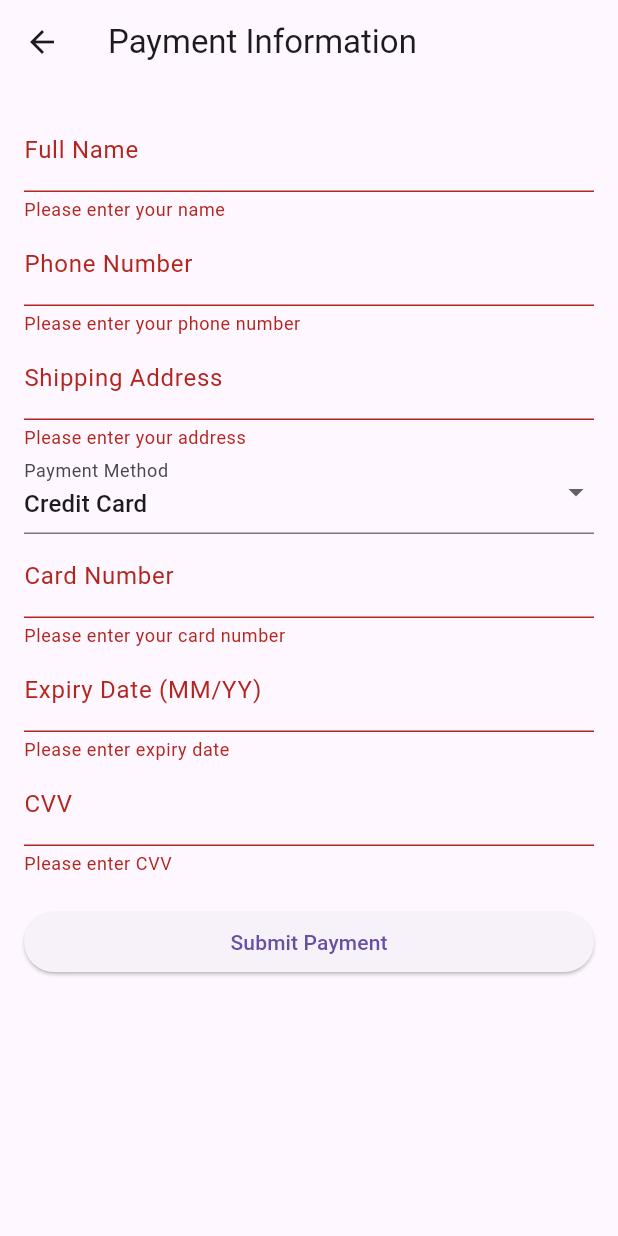
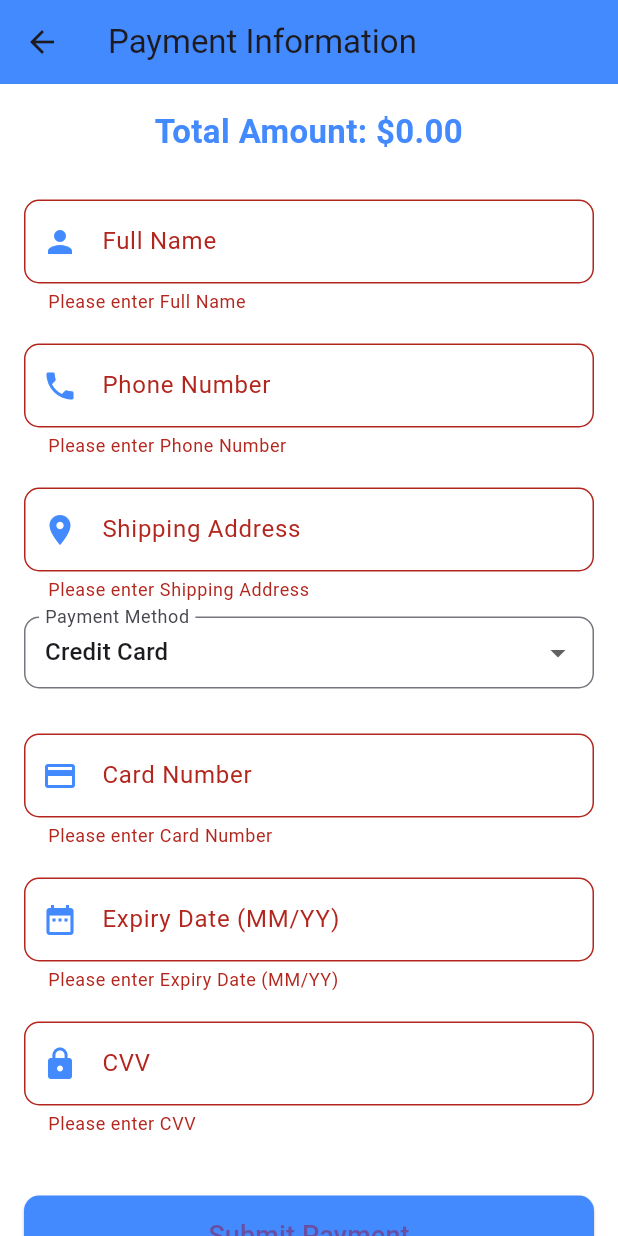
Before and after one commit to Zwl112512/asm2, a Flutter app: the PaymentPage screen opened directly with empty values, after a tap on "Submit Payment", on a phone screen of 412 x 824 dp. Run offline on Flutter 3.47's test engine with Material 3 defaults, Android fonts, the phone set to English and light mode, and no system bars; our stand-ins replace cloud_firestore, convex_bottom_bar, dash_chat_2, firebase_auth, firebase_core, firebase_storage and 3 more; missing offline and left inert: chat_gpt_sdk; accounts and stored records are empty.

Commit message:
Update payment_page.dart

```diff
--- a/lib/screens/payment_page.dart
+++ b/lib/screens/payment_page.dart
@@ -24,7 +24,6 @@ class _PaymentPageState extends State<PaymentPage> {
   Future<void> _submitPayment() async {
     if (_formKey.currentState!.validate()) {
       try {
-        // 准备付款信息
         final paymentInfo = {
           "name": _nameController.text,
           "phone": _phoneController.text,
@@ -37,18 +36,15 @@ class _PaymentPageState extends State<PaymentPage> {
           }
         };
 
-        // 更新 Firestore 中的订单
         await FirebaseFirestore.instance.collection('orders').doc(widget.orderId).update({
           "status": "Completed",
           "paymentInfo": paymentInfo,
         });
 
-        // 显示成功提示
         ScaffoldMessenger.of(context).showSnackBar(
           const SnackBar(content: Text('Payment successful! Order marked as Completed.')),
         );
 
-        // 返回到订单列表页面
         Navigator.pop(context);
       } catch (e) {
         ScaffoldMessenger.of(context).showSnackBar(
@@ -61,30 +57,47 @@ class _PaymentPageState extends State<PaymentPage> {
   @override
   Widget build(BuildContext context) {
     return Scaffold(
-      appBar: AppBar(title: const Text('Payment Information')),
-      body: Form(
+      appBar: AppBar(
+        title: const Text('Payment Information'),
+        backgroundColor: Colors.blueAccent,
+        elevation: 0,
+      ),
+      body: Container(
+        color: Colors.white,
+        child: Form(
           key: _formKey,
           child: ListView(
             padding: const EdgeInsets.all(16.0),
             children: [
+              // 标题
+              Text(
+                'Total Amount: \$${widget.totalAmount.toStringAsFixed(2)}',
+                style: TextStyle(
+                  fontSize: 22,
+                  fontWeight: FontWeight.bold,
+                  color: Colors.blueAccent,
+                ),
+                textAlign: TextAlign.center,
+              ),
+              const SizedBox(height: 20),
               // 用户姓名
-            TextFormField(
+              _buildInputField(
                 controller: _nameController,
-              decoration: const InputDecoration(labelText: 'Full Name'),
-              validator: (value) => value!.isEmpty ? 'Please enter your name' : null,
+                labelText: 'Full Name',
+                icon: Icons.person,
               ),
               // 电话
-            TextFormField(
+              _buildInputField(
                 controller: _phoneController,
-              decoration: const InputDecoration(labelText: 'Phone Number'),
+                labelText: 'Phone Number',
+                icon: Icons.phone,
                 keyboardType: TextInputType.phone,
-              validator: (value) => value!.isEmpty ? 'Please enter your phone number' : null,
               ),
               // 收货地址
-            TextFormField(
+              _buildInputField(
                 controller: _addressController,
-              decoration: const InputDecoration(labelText: 'Shipping Address'),
-              validator: (value) => value!.isEmpty ? 'Please enter your address' : null,
+                labelText: 'Shipping Address',
+                icon: Icons.location_on,
               ),
               // 付款方式选择
               DropdownButtonFormField<String>(
@@ -99,36 +112,75 @@ class _PaymentPageState extends State<PaymentPage> {
                     _paymentMethod = value!;
                   });
                 },
-              decoration: const InputDecoration(labelText: 'Payment Method'),
+                decoration: InputDecoration(
+                  labelText: 'Payment Method',
+                  border: OutlineInputBorder(borderRadius: BorderRadius.circular(10)),
+                  contentPadding: const EdgeInsets.symmetric(horizontal: 10, vertical: 5),
                 ),
+              ),
+              const SizedBox(height: 20),
               // 信用卡信息
               if (_paymentMethod == "Credit Card") ...[
-              TextFormField(
+                _buildInputField(
                   controller: _cardNumberController,
-                decoration: const InputDecoration(labelText: 'Card Number'),
+                  labelText: 'Card Number',
+                  icon: Icons.credit_card,
                   keyboardType: TextInputType.number,
-                validator: (value) => value!.isEmpty ? 'Please enter your card number' : null,
                 ),
-              TextFormField(
+                _buildInputField(
                   controller: _expiryDateController,
-                decoration: const InputDecoration(labelText: 'Expiry Date (MM/YY)'),
-                validator: (value) => value!.isEmpty ? 'Please enter expiry date' : null,
+                  labelText: 'Expiry Date (MM/YY)',
+                  icon: Icons.date_range,
                 ),
-              TextFormField(
+                _buildInputField(
                   controller: _cvvController,
-                decoration: const InputDecoration(labelText: 'CVV'),
+                  labelText: 'CVV',
+                  icon: Icons.lock,
                   keyboardType: TextInputType.number,
-                validator: (value) => value!.isEmpty ? 'Please enter CVV' : null,
                 ),
               ],
-            const SizedBox(height: 20),
+              const SizedBox(height: 30),
+              // 提交按钮
               ElevatedButton(
                 onPressed: _submitPayment,
-              child: const Text('Submit Payment'),
+                style: ElevatedButton.styleFrom(
+                  backgroundColor: Colors.blueAccent,
+                  padding: const EdgeInsets.symmetric(vertical: 14),
+                  shape: RoundedRectangleBorder(
+                    borderRadius: BorderRadius.circular(10),
+                  ),
+                ),
+                child: const Text(
+                  'Submit Payment',
+                  style: TextStyle(fontSize: 18),
+                ),
               ),
             ],
           ),
         ),
+      ),
+    );
+  }
+
+  // 公共输入框构造
+  Widget _buildInputField({
+    required TextEditingController controller,
+    required String labelText,
+    required IconData icon,
+    TextInputType keyboardType = TextInputType.text,
+  }) {
+    return Padding(
+      padding: const EdgeInsets.symmetric(vertical: 10),
+      child: TextFormField(
+        controller: controller,
+        keyboardType: keyboardType,
+        decoration: InputDecoration(
+          labelText: labelText,
+          prefixIcon: Icon(icon, color: Colors.blueAccent),
+          border: OutlineInputBorder(borderRadius: BorderRadius.circular(10)),
+        ),
+        validator: (value) => value!.isEmpty ? 'Please enter $labelText' : null,
+      ),
     );
   }
 }
```
Lines whose indentation alone changed are shown as unchanged.
